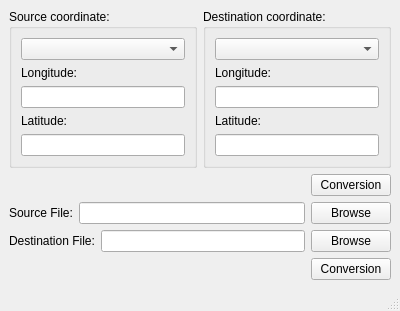
Before: the Qt Designer form mainwindow.ui in KangLin/TransformCoordinate, drawn with Qt 5.
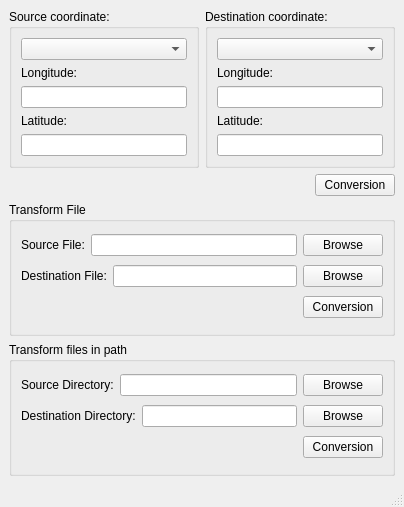
After: the same form once the commit is applied.

Commit message: Add batch conversion file

```diff
--- a/mainwindow.ui
+++ b/mainwindow.ui
@@ -6,15 +6,15 @@
    <rect>
     <x>0</x>
     <y>0</y>
-    <width>400</width>
-    <height>309</height>
+    <width>404</width>
+    <height>507</height>
    </rect>
   </property>
   <property name="windowTitle">
    <string>Coordinate conversion</string>
   </property>
   <widget class="QWidget" name="centralwidget">
-   <layout class="QGridLayout" name="gridLayout_2">
+   <layout class="QGridLayout" name="gridLayout_6">
     <item row="0" column="0">
      <layout class="QGridLayout" name="gridLayout">
       <item row="0" column="0">
@@ -118,7 +118,13 @@
      </layout>
     </item>
     <item row="1" column="0">
-     <layout class="QHBoxLayout" name="horizontalLayout_3">
+     <widget class="QGroupBox" name="groupBox_3">
+      <property name="title">
+       <string>Transform File</string>
+      </property>
+      <layout class="QGridLayout" name="gridLayout_2">
+       <item row="0" column="0">
+        <layout class="QHBoxLayout" name="horizontalLayout_8">
       <item>
        <widget class="QLabel" name="label_5">
         <property name="text">
@@ -138,7 +144,7 @@
       </item>
      </layout>
     </item>
-    <item row="2" column="0">
+       <item row="1" column="0">
      <layout class="QHBoxLayout" name="horizontalLayout_4">
       <item>
        <widget class="QLabel" name="label_6">
@@ -159,7 +165,7 @@
       </item>
      </layout>
     </item>
-    <item row="3" column="0">
+       <item row="2" column="0">
      <layout class="QHBoxLayout" name="horizontalLayout_5">
       <item>
        <spacer name="horizontalSpacer_2">
@@ -185,6 +191,84 @@
     </item>
    </layout>
   </widget>
+    </item>
+    <item row="2" column="0">
+     <widget class="QGroupBox" name="groupBox_4">
+      <property name="title">
+       <string>Transform files in path</string>
+      </property>
+      <layout class="QGridLayout" name="gridLayout_5">
+       <item row="0" column="0">
+        <layout class="QHBoxLayout" name="horizontalLayout_3">
+         <item>
+          <widget class="QLabel" name="label_7">
+           <property name="text">
+            <string>Source Directory:</string>
+           </property>
+          </widget>
+         </item>
+         <item>
+          <widget class="QLineEdit" name="leSrcDir"/>
+         </item>
+         <item>
+          <widget class="QPushButton" name="pbSrcDir">
+           <property name="text">
+            <string>Browse</string>
+           </property>
+          </widget>
+         </item>
+        </layout>
+       </item>
+       <item row="1" column="0">
+        <layout class="QHBoxLayout" name="horizontalLayout_6">
+         <item>
+          <widget class="QLabel" name="label_8">
+           <property name="text">
+            <string>Destination Directory:</string>
+           </property>
+          </widget>
+         </item>
+         <item>
+          <widget class="QLineEdit" name="leDstDir"/>
+         </item>
+         <item>
+          <widget class="QPushButton" name="pbDstDir">
+           <property name="text">
+            <string>Browse</string>
+           </property>
+          </widget>
+         </item>
+        </layout>
+       </item>
+       <item row="2" column="0">
+        <layout class="QHBoxLayout" name="horizontalLayout_7">
+         <item>
+          <spacer name="horizontalSpacer_3">
+           <property name="orientation">
+            <enum>Qt::Horizontal</enum>
+           </property>
+           <property name="sizeHint" stdset="0">
+            <size>
+             <width>40</width>
+             <height>20</height>
+            </size>
+           </property>
+          </spacer>
+         </item>
+         <item>
+          <widget class="QPushButton" name="pbConversionDir">
+           <property name="text">
+            <string>Conversion</string>
+           </property>
+          </widget>
+         </item>
+        </layout>
+       </item>
+      </layout>
+     </widget>
+    </item>
+   </layout>
+  </widget>
   <widget class="QMenuBar" name="menubar">
    <property name="geometry">
     <rect>
```
Left out of the diff: 2 changed lines with no effect on the pictures. Lines whose indentation alone changed are shown as unchanged. The commit also changes 3 other files.
